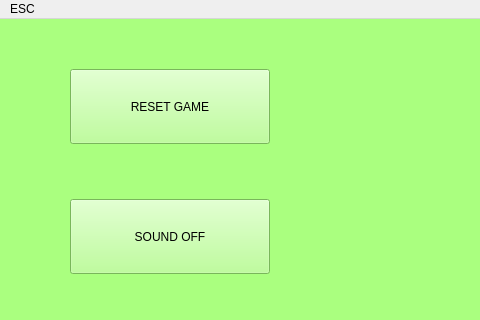
The window that mainwindow.ui (n1kita-kos/l3qt) describes before a commit, drawn with Qt 5; both pictures show x 0 to 480 and y 0 to 320 of the 1005 by 767 pixel window.
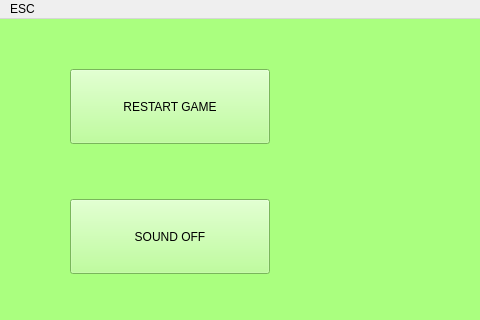
The same window after the commit. Icons and pictures are not drawn.

Diff of the .ui file:
```diff
--- a/mainwindow.ui
+++ b/mainwindow.ui
@@ -375,7 +375,7 @@
       </rect>
      </property>
      <property name="text">
-      <string>RESET GAME</string>
+      <string>RESTART GAME</string>
      </property>
     </widget>
     <widget class="QPushButton" name="soundoff">
```
Left out of the diff: 26 changed lines with no effect on the pictures.
